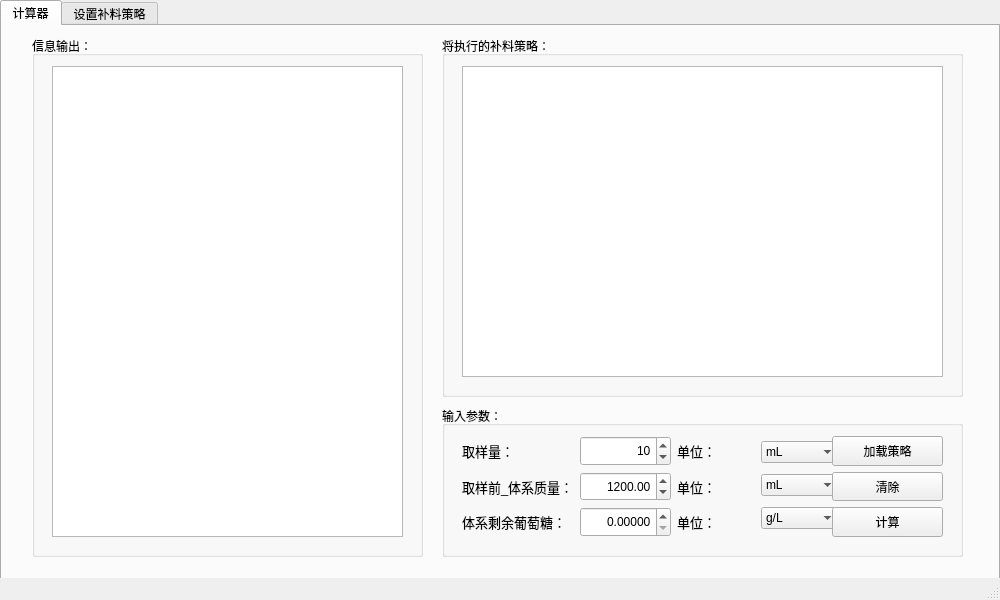
Above: 20_DataTools/100_feed_calculator/mainwindow.ui from Liphael/bioprocess_pack before the change. Below: the same form after it.
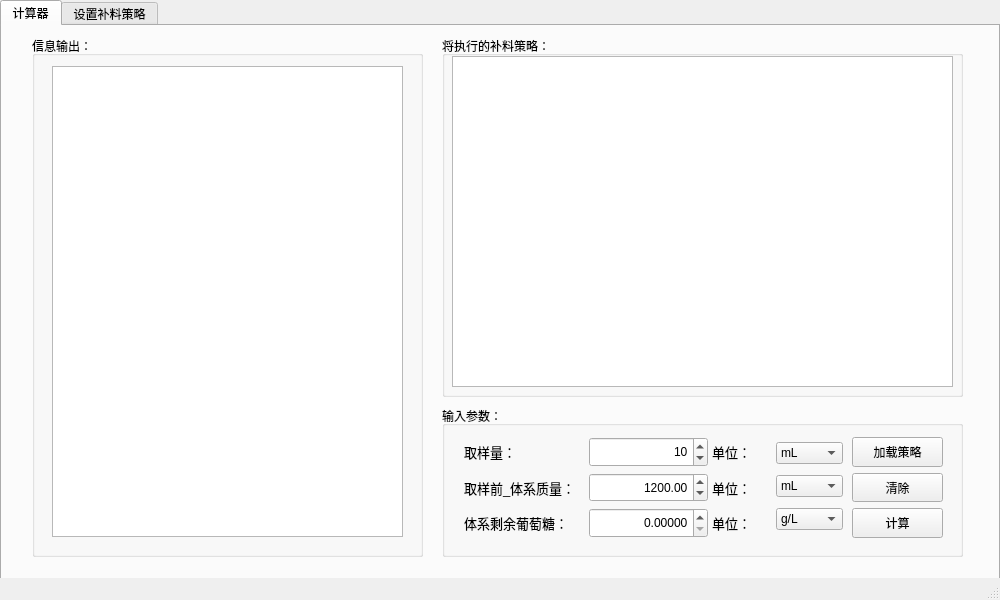
That is the form after the change. The open tabs and pages were chosen to show the change.

What changed in the file:
```diff
--- a/20_DataTools/100_feed_calculator/mainwindow.ui
+++ b/20_DataTools/100_feed_calculator/mainwindow.ui
@@ -75,13 +75,13 @@
       <property name="title">
        <string>将执行的补料策略：</string>
       </property>
-      <widget class="QTableWidget" name="tableWidget">
+      <widget class="QTableView" name="tableview_stra2">
        <property name="geometry">
         <rect>
-         <x>20</x>
-         <y>30</y>
-         <width>481</width>
-         <height>311</height>
+         <x>10</x>
+         <y>20</y>
+         <width>501</width>
+         <height>331</height>
         </rect>
        </property>
       </widget>
@@ -101,54 +101,65 @@
       <widget class="QWidget" name="layoutWidget">
        <property name="geometry">
         <rect>
-         <x>20</x>
-         <y>30</y>
-         <width>377</width>
+         <x>410</x>
+         <y>31</y>
+         <width>91</width>
          <height>101</height>
         </rect>
        </property>
-       <layout class="QGridLayout" name="gridLayout_2">
-        <item row="0" column="2">
-         <layout class="QVBoxLayout" name="verticalLayout_5">
+       <layout class="QVBoxLayout" name="verticalLayout_3">
           <item>
-           <widget class="QLabel" name="label_10">
-            <property name="font">
-             <font>
-              <pointsize>10</pointsize>
-             </font>
+         <widget class="QPushButton" name="load_stra_button">
+          <property name="sizePolicy">
+           <sizepolicy hsizetype="Minimum" vsizetype="Expanding">
+            <horstretch>0</horstretch>
+            <verstretch>0</verstretch>
+           </sizepolicy>
             </property>
             <property name="text">
-             <string>单位：</string>
+           <string>加载策略</string>
             </property>
            </widget>
           </item>
           <item>
-           <widget class="QLabel" name="label_8">
-            <property name="font">
-             <font>
-              <pointsize>10</pointsize>
-             </font>
+         <widget class="QPushButton" name="clear_button">
+          <property name="sizePolicy">
+           <sizepolicy hsizetype="Minimum" vsizetype="Expanding">
+            <horstretch>0</horstretch>
+            <verstretch>0</verstretch>
+           </sizepolicy>
             </property>
             <property name="text">
-             <string>单位：</string>
+           <string>清除</string>
             </property>
            </widget>
           </item>
           <item>
-           <widget class="QLabel" name="label_9">
-            <property name="font">
-             <font>
-              <pointsize>10</pointsize>
-             </font>
+         <widget class="QPushButton" name="calculate_button">
+          <property name="sizePolicy">
+           <sizepolicy hsizetype="Minimum" vsizetype="Expanding">
+            <horstretch>0</horstretch>
+            <verstretch>0</verstretch>
+           </sizepolicy>
             </property>
             <property name="text">
-             <string>单位：</string>
+           <string>计算</string>
             </property>
            </widget>
           </item>
          </layout>
-        </item>
-        <item row="0" column="0">
+      </widget>
+      <widget class="QWidget" name="">
+       <property name="geometry">
+        <rect>
+         <x>22</x>
+         <y>31</y>
+         <width>244</width>
+         <height>101</height>
+        </rect>
+       </property>
+       <layout class="QHBoxLayout" name="horizontalLayout_2">
+        <item>
          <layout class="QVBoxLayout" name="verticalLayout_2">
           <item>
            <widget class="QLabel" name="label_4">
@@ -188,98 +199,7 @@
           </item>
          </layout>
         </item>
-        <item row="0" column="3">
-         <layout class="QVBoxLayout" name="verticalLayout_6">
           <item>
-           <widget class="QComboBox" name="combox_sampling">
-            <item>
-             <property name="text">
-              <string>mL</string>
-             </property>
-            </item>
-            <item>
-             <property name="text">
-              <string>μL</string>
-             </property>
-            </item>
-            <item>
-             <property name="text">
-              <string>L</string>
-             </property>
-            </item>
-           </widget>
-          </item>
-          <item>
-           <widget class="QComboBox" name="combox_before_sampling">
-            <item>
-             <property name="text">
-              <string>mL</string>
-             </property>
-            </item>
-            <item>
-             <property name="text">
-              <string>L</string>
-             </property>
-            </item>
-            <item>
-             <property name="text">
-              <string>μL</string>
-             </property>
-            </item>
-            <item>
-             <property name="text">
-              <string>g</string>
-             </property>
-            </item>
-            <item>
-             <property name="text">
-              <string>kg</string>
-             </property>
-            </item>
-            <item>
-             <property name="text">
-              <string>mg</string>
-             </property>
-            </item>
-           </widget>
-          </item>
-          <item>
-           <widget class="QComboBox" name="combox_before_sampling_2">
-            <item>
-             <property name="text">
-              <string>g/L</string>
-             </property>
-            </item>
-            <item>
-             <property name="text">
-              <string>mg/L</string>
-             </property>
-            </item>
-            <item>
-             <property name="text">
-              <string>mg/mL</string>
-             </property>
-            </item>
-            <item>
-             <property name="text">
-              <string>g/mL</string>
-             </property>
-            </item>
-            <item>
-             <property name="text">
-              <string>kg/L</string>
-             </property>
-            </item>
-            <item>
-             <property name="text">
-              <string>kg/mL</string>
-             </property>
-            </item>
-           </widget>
-          </item>
-         </layout>
-        </item>
-        <item row="0" column="1">
          <layout class="QGridLayout" name="gridLayout">
           <item row="1" column="0">
            <widget class="QDoubleSpinBox" name="spinbox_before_sampling">
@@ -357,54 +277,146 @@
         </item>
        </layout>
       </widget>
-      <widget class="QWidget" name="layoutWidget">
+      <widget class="QWidget" name="">
        <property name="geometry">
         <rect>
-         <x>390</x>
-         <y>30</y>
-         <width>111</width>
+         <x>270</x>
+         <y>31</y>
+         <width>131</width>
          <height>101</height>
         </rect>
        </property>
-       <layout class="QVBoxLayout" name="verticalLayout_3">
+       <layout class="QHBoxLayout" name="horizontalLayout_3">
         <item>
-         <widget class="QPushButton" name="load_stra_button">
-          <property name="sizePolicy">
-           <sizepolicy hsizetype="Minimum" vsizetype="Expanding">
-            <horstretch>0</horstretch>
-            <verstretch>0</verstretch>
-           </sizepolicy>
+         <layout class="QVBoxLayout" name="verticalLayout_5">
+          <item>
+           <widget class="QLabel" name="label_10">
+            <property name="font">
+             <font>
+              <pointsize>10</pointsize>
+             </font>
           </property>
           <property name="text">
-           <string>加载策略</string>
+             <string>单位：</string>
           </property>
          </widget>
         </item>
         <item>
-         <widget class="QPushButton" name="clear_button">
-          <property name="sizePolicy">
-           <sizepolicy hsizetype="Minimum" vsizetype="Expanding">
-            <horstretch>0</horstretch>
-            <verstretch>0</verstretch>
-           </sizepolicy>
+           <widget class="QLabel" name="label_8">
+            <property name="font">
+             <font>
+              <pointsize>10</pointsize>
+             </font>
           </property>
           <property name="text">
-           <string>清除</string>
+             <string>单位：</string>
           </property>
          </widget>
         </item>
         <item>
-         <widget class="QPushButton" name="calculate_button">
-          <property name="sizePolicy">
-           <sizepolicy hsizetype="Minimum" vsizetype="Expanding">
-            <horstretch>0</horstretch>
-            <verstretch>0</verstretch>
-           </sizepolicy>
+           <widget class="QLabel" name="label_9">
+            <property name="font">
+             <font>
+              <pointsize>10</pointsize>
+             </font>
           </property>
           <property name="text">
-           <string>计算</string>
-          </property>
-         </widget>
+             <string>单位：</string>
+            </property>
+           </widget>
+          </item>
+         </layout>
+        </item>
+        <item>
+         <layout class="QVBoxLayout" name="verticalLayout_6">
+          <item>
+           <widget class="QComboBox" name="combox_sampling">
+            <item>
+             <property name="text">
+              <string>mL</string>
+             </property>
+            </item>
+            <item>
+             <property name="text">
+              <string>μL</string>
+             </property>
+            </item>
+            <item>
+             <property name="text">
+              <string>L</string>
+             </property>
+            </item>
+           </widget>
+          </item>
+          <item>
+           <widget class="QComboBox" name="combox_before_sampling">
+            <item>
+             <property name="text">
+              <string>mL</string>
+             </property>
+            </item>
+            <item>
+             <property name="text">
+              <string>L</string>
+             </property>
+            </item>
+            <item>
+             <property name="text">
+              <string>μL</string>
+             </property>
+            </item>
+            <item>
+             <property name="text">
+              <string>g</string>
+             </property>
+            </item>
+            <item>
+             <property name="text">
+              <string>kg</string>
+             </property>
+            </item>
+            <item>
+             <property name="text">
+              <string>mg</string>
+             </property>
+            </item>
+           </widget>
+          </item>
+          <item>
+           <widget class="QComboBox" name="combox_before_sampling_2">
+            <item>
+             <property name="text">
+              <string>g/L</string>
+             </property>
+            </item>
+            <item>
+             <property name="text">
+              <string>mg/L</string>
+             </property>
+            </item>
+            <item>
+             <property name="text">
+              <string>mg/mL</string>
+             </property>
+            </item>
+            <item>
+             <property name="text">
+              <string>g/mL</string>
+             </property>
+            </item>
+            <item>
+             <property name="text">
+              <string>kg/L</string>
+             </property>
+            </item>
+            <item>
+             <property name="text">
+              <string>kg/mL</string>
+             </property>
+            </item>
+           </widget>
+          </item>
+         </layout>
         </item>
        </layout>
       </widget>
```
Left out of the diff: 45 changed lines with no effect on the pictures. Lines whose indentation alone changed are shown as unchanged.
